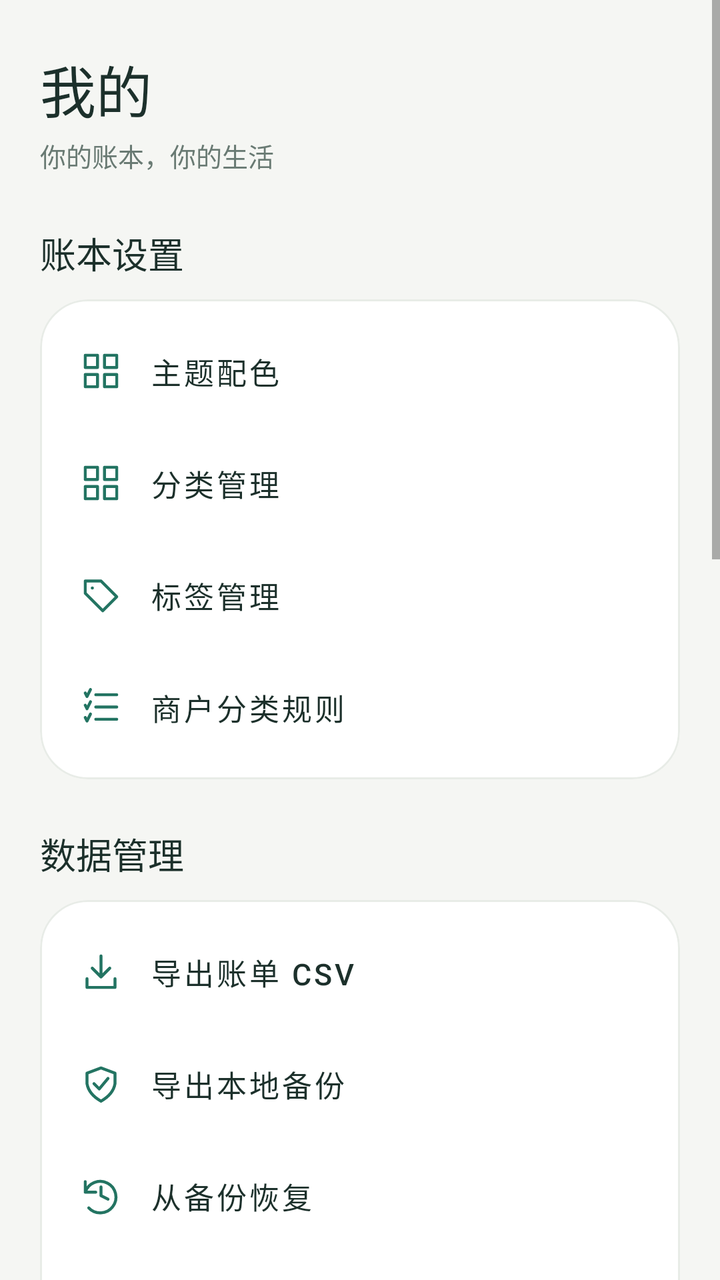
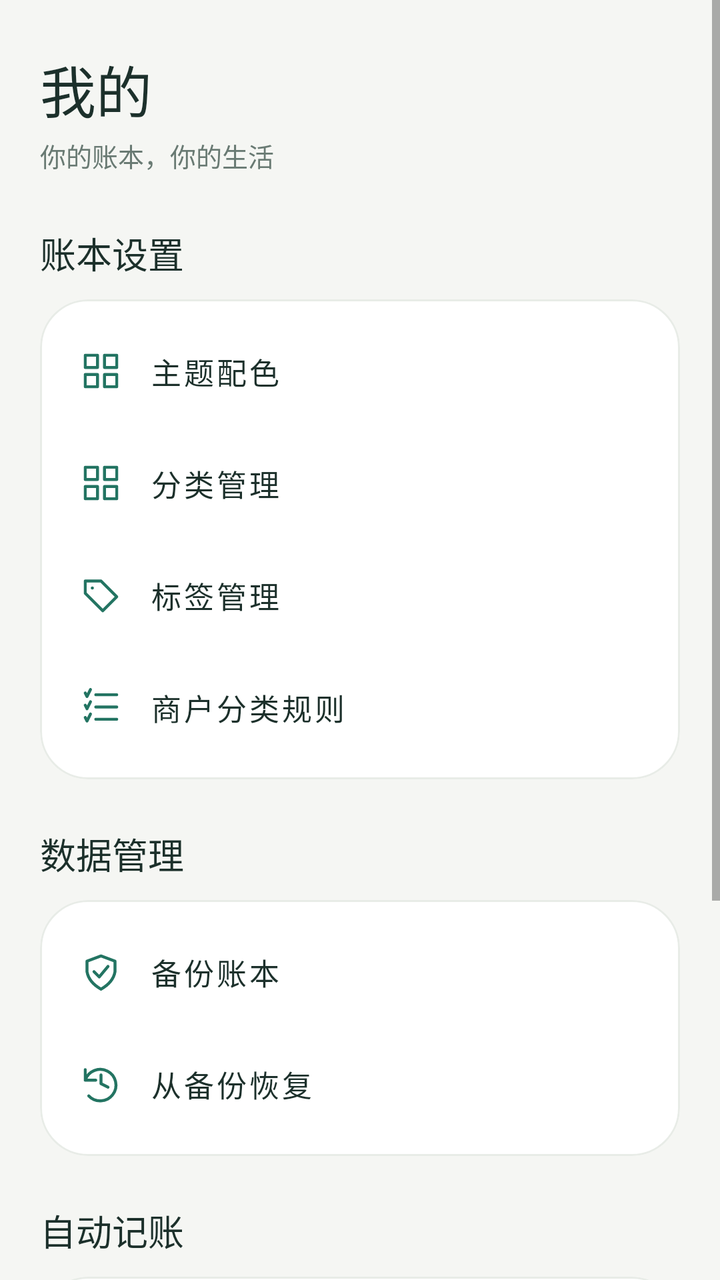

Two renders of the same Android screen: before a commit and after it. Below are the layout's source before the change and the commit's diff.
<!-- AndroidManifest.xml: application theme Theme.LightLedger -->
<!-- res/layout/fragment_settings.xml -->
<?xml version="1.0" encoding="utf-8"?>
<ScrollView xmlns:android="http://schemas.android.com/apk/res/android" xmlns:app="http://schemas.android.com/apk/res-auto" android:layout_width="match_parent" android:layout_height="match_parent" android:fillViewport="true" android:background="?attr/ledgerBackground">
    <LinearLayout android:layout_width="match_parent" android:layout_height="wrap_content" android:orientation="vertical" android:padding="@dimen/ledger_page_gutter">
        <TextView style="@style/LedgerPageTitle" android:layout_width="match_parent" android:layout_height="wrap_content" android:layout_marginTop="4dp" android:text="我的" />
        <TextView style="@style/LedgerCaption" android:layout_width="match_parent" android:layout_height="wrap_content" android:layout_marginTop="3dp" android:text="你的账本，你的生活" />
        <TextView style="@style/LedgerSectionTitle" android:layout_width="match_parent" android:layout_height="wrap_content" android:layout_marginTop="26dp" android:layout_marginBottom="10dp" android:text="账本设置" />
        <com.google.android.material.card.MaterialCardView style="@style/LedgerCard" android:layout_width="match_parent" android:layout_height="wrap_content">
            <LinearLayout android:layout_width="match_parent" android:layout_height="wrap_content" android:orientation="vertical" android:padding="8dp">
                <com.google.android.material.button.MaterialButton android:id="@+id/themeSettings" app:icon="@drawable/ic_grid" style="@style/LedgerSettingsRow" android:layout_width="match_parent" android:layout_height="wrap_content" android:text="主题配色" />
                <com.google.android.material.button.MaterialButton android:id="@+id/manageCategories" app:icon="@drawable/ic_grid" style="@style/LedgerSettingsRow" android:layout_width="match_parent" android:layout_height="wrap_content" android:gravity="start|center_vertical" android:text="分类管理" />
                <com.google.android.material.button.MaterialButton android:id="@+id/manageTags" app:icon="@drawable/ic_tag" style="@style/LedgerSettingsRow" android:layout_width="match_parent" android:layout_height="wrap_content" android:gravity="start|center_vertical" android:text="标签管理" />
                <com.google.android.material.button.MaterialButton android:id="@+id/manageMerchantRules" app:icon="@drawable/ic_rule" style="@style/LedgerSettingsRow" android:layout_width="match_parent" android:layout_height="wrap_content" android:gravity="start|center_vertical" android:text="商户分类规则" />
            </LinearLayout>
        </com.google.android.material.card.MaterialCardView>
        <TextView style="@style/LedgerSectionTitle" android:layout_width="match_parent" android:layout_height="wrap_content" android:layout_marginTop="24dp" android:layout_marginBottom="10dp" android:text="数据管理" />
        <com.google.android.material.card.MaterialCardView style="@style/LedgerCard" android:layout_width="match_parent" android:layout_height="wrap_content">
            <LinearLayout android:layout_width="match_parent" android:layout_height="wrap_content" android:orientation="vertical" android:padding="8dp">
                <com.google.android.material.button.MaterialButton android:id="@+id/exportCsv" app:icon="@drawable/ic_download" style="@style/LedgerSettingsRow" android:layout_width="match_parent" android:layout_height="wrap_content" android:gravity="start|center_vertical" android:text="导出账单 CSV" />
                <com.google.android.material.button.MaterialButton android:id="@+id/exportBackup" app:icon="@drawable/ic_shield" style="@style/LedgerSettingsRow" android:layout_width="match_parent" android:layout_height="wrap_content" android:gravity="start|center_vertical" android:text="导出本地备份" />
                <com.google.android.material.button.MaterialButton android:id="@+id/importBackup" app:icon="@drawable/ic_restore" style="@style/LedgerSettingsRow" android:layout_width="match_parent" android:layout_height="wrap_content" android:gravity="start|center_vertical" android:text="从备份恢复" />
                <com.google.android.material.button.MaterialButton android:id="@+id/importHistory" app:icon="@drawable/ic_download" style="@style/LedgerSettingsRow" android:layout_width="match_parent" android:layout_height="wrap_content" android:text="追加导入历史账单" />
            </LinearLayout>
        </com.google.android.material.card.MaterialCardView>
        <TextView style="@style/LedgerSectionTitle" android:layout_width="match_parent" android:layout_height="wrap_content" android:layout_marginTop="24dp" android:layout_marginBottom="10dp" android:text="自动记账" />
        <com.google.android.material.card.MaterialCardView style="@style/LedgerCard" android:layout_width="match_parent" android:layout_height="wrap_content">
            <LinearLayout android:layout_width="match_parent" android:layout_height="wrap_content" android:orientation="vertical" android:padding="16dp">
                <TextView android:id="@+id/notificationStatus" android:layout_width="match_parent" android:layout_height="wrap_content" android:text="通知自动记账：未开启" android:textColor="?attr/colorOnSurface" android:textSize="15sp" android:textStyle="bold" />
                <TextView android:id="@+id/notificationDiagnostic" style="@style/LedgerCaption" android:layout_width="match_parent" android:layout_height="wrap_content" android:layout_marginTop="8dp" android:text="正在检查监听状态…" />
                <com.google.android.material.button.MaterialButton android:id="@+id/refreshNotificationDiagnostic" style="@style/LedgerTextButton" android:layout_width="wrap_content" android:layout_height="wrap_content" android:text="刷新诊断" />
                <com.google.android.material.button.MaterialButton android:id="@+id/notificationSettings" style="@style/LedgerOutlineButton" android:layout_width="match_parent" android:layout_height="wrap_content" android:layout_marginTop="8dp" android:text="开启或管理自动记账权限" />
                <TextView android:id="@+id/quickNotificationStatus" android:layout_width="match_parent" android:layout_height="wrap_content" android:layout_marginTop="16dp" android:text="快捷分类通知：未开启" android:textColor="?attr/colorOnSurface" android:textSize="15sp" android:textStyle="bold" />
                <com.google.android.material.button.MaterialButton android:id="@+id/quickNotificationSettings" style="@style/LedgerOutlineButton" android:layout_width="match_parent" android:layout_height="wrap_content" android:layout_marginTop="8dp" android:text="快捷分类通知设置" />
            </LinearLayout>
        </com.google.android.material.card.MaterialCardView>
        <TextView style="@style/LedgerSectionTitle" android:layout_width="match_parent" android:layout_height="wrap_content" android:layout_marginTop="24dp" android:layout_marginBottom="10dp" android:text="漏记检测" />
        <com.google.android.material.card.MaterialCardView style="@style/LedgerCard" android:layout_width="match_parent" android:layout_height="wrap_content">
            <LinearLayout android:layout_width="match_parent" android:layout_height="wrap_content" android:orientation="vertical" android:padding="16dp">
                <com.google.android.material.switchmaterial.SwitchMaterial android:id="@+id/captureSamples" android:layout_width="match_parent" android:layout_height="wrap_content" android:minHeight="48dp" android:text="保存支付相关通知样本" android:textSize="14sp" android:textColor="?attr/colorOnSurface" />
                <TextView style="@style/LedgerCaption" android:layout_width="match_parent" android:layout_height="wrap_content" android:text="有漏记时开启。样本可能含金额、姓名和通知文字，仅在本机保存，可随时清空。" />
                <TextView android:id="@+id/sampleStatus" style="@style/LedgerCaption" android:layout_width="match_parent" android:layout_height="wrap_content" android:layout_marginTop="8dp" android:text="样本记录未开启" />
                <com.google.android.material.button.MaterialButton android:id="@+id/inspectNotifications" style="@style/LedgerOutlineButton" android:layout_width="match_parent" android:layout_height="wrap_content" android:layout_marginTop="8dp" android:text="检测当前通知" />
                <com.google.android.material.button.MaterialButton android:id="@+id/exportDetection" style="@style/LedgerOutlineButton" android:layout_width="match_parent" android:layout_height="wrap_content" android:text="导出检测报告" />
                <com.google.android.material.button.MaterialButton android:id="@+id/clearSamples" style="@style/LedgerTextButton" android:layout_width="match_parent" android:layout_height="wrap_content" android:text="清空通知样本" />
            </LinearLayout>
        </com.google.android.material.card.MaterialCardView>
        <TextView style="@style/LedgerCaption" android:layout_width="match_parent" android:layout_height="wrap_content" android:layout_marginTop="20dp" android:gravity="center" android:text="轻账本 · 本机存储，离线使用" />
    </LinearLayout>
</ScrollView>
<!-- resources referenced by this layout -->
<resources>
  <dimen name="ledger_page_gutter">20dp</dimen>
  <!-- drawable ic_download (drawable) -->
  <vector xmlns:android="http://schemas.android.com/apk/res/android" android:width="24dp" android:height="24dp" android:viewportWidth="24" android:viewportHeight="24"><path android:pathData="M12,3 L12,15 M7,10 L12,15 L17,10 M4,16 L4,21 L20,21 L20,16" android:fillColor="@android:color/transparent" android:strokeColor="?attr/colorPrimary" android:strokeWidth="1.7" android:strokeLineCap="round" android:strokeLineJoin="round"/></vector>
  <!-- drawable ic_tag (drawable) -->
  <vector xmlns:android="http://schemas.android.com/apk/res/android" android:width="24dp" android:height="24dp" android:viewportWidth="24" android:viewportHeight="24"><path android:pathData="M3,4 L12,4 L21,13 L13,21 L3,11 Z M7,8 L7.1,8" android:fillColor="@android:color/transparent" android:strokeColor="?attr/colorPrimary" android:strokeWidth="1.7" android:strokeLineCap="round" android:strokeLineJoin="round"/></vector>
  <style name="LedgerCaption"><item name="android:textColor">?attr/ledgerMuted</item><item name="android:textSize">13sp</item><item name="android:lineSpacingExtra">3dp</item></style>
  <style name="LedgerCard" parent="Widget.MaterialComponents.CardView">
          <item name="cardCornerRadius">24dp</item><item name="cardElevation">0dp</item><item name="cardBackgroundColor">@color/white</item>
          <item name="strokeColor">?attr/ledgerBorder</item><item name="strokeWidth">1dp</item>
      </style>
  <style name="LedgerPageTitle"><item name="android:textColor">?attr/colorOnSurface</item><item name="android:textSize">28sp</item><item name="android:fontFamily">sans-serif-medium</item></style>
  <style name="LedgerSectionTitle"><item name="android:textColor">?attr/colorOnSurface</item><item name="android:textSize">18sp</item><item name="android:fontFamily">sans-serif-medium</item></style>
  <style name="LedgerSettingsRow" parent="LedgerTextButton">
          <item name="android:minHeight">56dp</item><item name="android:gravity">start|center_vertical</item><item name="android:textColor">?attr/colorOnSurface</item>
          <item name="android:textSize">15sp</item><item name="android:paddingHorizontal">12dp</item><item name="iconSize">21dp</item><item name="iconPadding">14dp</item><item name="iconGravity">textStart</item>
      </style>
  <style name="LedgerTextButton" parent="Widget.MaterialComponents.Button.TextButton">
          <item name="android:minHeight">48dp</item><item name="android:textAllCaps">false</item><item name="android:textSize">14sp</item><item name="cornerRadius">12dp</item>
      </style>
  <color name="white">#FFFFFF</color>
  <color name="ledger_teal">#237462</color>
  <color name="ledger_teal_dark">#184D40</color>
  <color name="ledger_ink">#1C302B</color>
  <color name="ledger_background">#F5F6F3</color>
  <color name="ledger_teal_soft">#E5F1EA</color>
  <color name="ledger_muted">#697A73</color>
  <color name="ledger_border">#E8ECE7</color>
  <style name="LedgerButton" parent="Widget.MaterialComponents.Button">
          <item name="cornerRadius">16dp</item><item name="android:minHeight">52dp</item><item name="android:textAllCaps">false</item>
          <item name="android:textSize">15sp</item><item name="android:fontFamily">sans-serif-medium</item><item name="android:paddingHorizontal">16dp</item>
          <item name="android:insetTop">3dp</item><item name="android:insetBottom">3dp</item>
      </style>
  <style name="LedgerInput" parent="Widget.MaterialComponents.TextInputLayout.OutlinedBox">
          <item name="boxCornerRadiusTopStart">14dp</item><item name="boxCornerRadiusTopEnd">14dp</item><item name="boxCornerRadiusBottomStart">14dp</item><item name="boxCornerRadiusBottomEnd">14dp</item>
          <item name="boxBackgroundColor">@color/white</item><item name="boxStrokeColor">?attr/colorPrimary</item>
      </style>
  <!-- unchanged entries left out for length: 6 -->
</resources>

<!-- the commit's change to res/layout/fragment_settings.xml (unified diff, before → after) -->
@@ -15,34 +15,19 @@
         <TextView style="@style/LedgerSectionTitle" android:layout_width="match_parent" android:layout_height="wrap_content" android:layout_marginTop="24dp" android:layout_marginBottom="10dp" android:text="数据管理" />
         <com.google.android.material.card.MaterialCardView style="@style/LedgerCard" android:layout_width="match_parent" android:layout_height="wrap_content">
             <LinearLayout android:layout_width="match_parent" android:layout_height="wrap_content" android:orientation="vertical" android:padding="8dp">
-                <com.google.android.material.button.MaterialButton android:id="@+id/exportCsv" app:icon="@drawable/ic_download" style="@style/LedgerSettingsRow" android:layout_width="match_parent" android:layout_height="wrap_content" android:gravity="start|center_vertical" android:text="导出账单 CSV" />
-                <com.google.android.material.button.MaterialButton android:id="@+id/exportBackup" app:icon="@drawable/ic_shield" style="@style/LedgerSettingsRow" android:layout_width="match_parent" android:layout_height="wrap_content" android:gravity="start|center_vertical" android:text="导出本地备份" />
+                <com.google.android.material.button.MaterialButton android:id="@+id/exportBackup" app:icon="@drawable/ic_shield" style="@style/LedgerSettingsRow" android:layout_width="match_parent" android:layout_height="wrap_content" android:gravity="start|center_vertical" android:text="备份账本" />
                 <com.google.android.material.button.MaterialButton android:id="@+id/importBackup" app:icon="@drawable/ic_restore" style="@style/LedgerSettingsRow" android:layout_width="match_parent" android:layout_height="wrap_content" android:gravity="start|center_vertical" android:text="从备份恢复" />
-                <com.google.android.material.button.MaterialButton android:id="@+id/importHistory" app:icon="@drawable/ic_download" style="@style/LedgerSettingsRow" android:layout_width="match_parent" android:layout_height="wrap_content" android:text="追加导入历史账单" />
             </LinearLayout>
         </com.google.android.material.card.MaterialCardView>
         <TextView style="@style/LedgerSectionTitle" android:layout_width="match_parent" android:layout_height="wrap_content" android:layout_marginTop="24dp" android:layout_marginBottom="10dp" android:text="自动记账" />
         <com.google.android.material.card.MaterialCardView style="@style/LedgerCard" android:layout_width="match_parent" android:layout_height="wrap_content">
             <LinearLayout android:layout_width="match_parent" android:layout_height="wrap_content" android:orientation="vertical" android:padding="16dp">
                 <TextView android:id="@+id/notificationStatus" android:layout_width="match_parent" android:layout_height="wrap_content" android:text="通知自动记账：未开启" android:textColor="?attr/colorOnSurface" android:textSize="15sp" android:textStyle="bold" />
-                <TextView android:id="@+id/notificationDiagnostic" style="@style/LedgerCaption" android:layout_width="match_parent" android:layout_height="wrap_content" android:layout_marginTop="8dp" android:text="正在检查监听状态…" />
-                <com.google.android.material.button.MaterialButton android:id="@+id/refreshNotificationDiagnostic" style="@style/LedgerTextButton" android:layout_width="wrap_content" android:layout_height="wrap_content" android:text="刷新诊断" />
                 <com.google.android.material.button.MaterialButton android:id="@+id/notificationSettings" style="@style/LedgerOutlineButton" android:layout_width="match_parent" android:layout_height="wrap_content" android:layout_marginTop="8dp" android:text="开启或管理自动记账权限" />
                 <TextView android:id="@+id/quickNotificationStatus" android:layout_width="match_parent" android:layout_height="wrap_content" android:layout_marginTop="16dp" android:text="快捷分类通知：未开启" android:textColor="?attr/colorOnSurface" android:textSize="15sp" android:textStyle="bold" />
                 <com.google.android.material.button.MaterialButton android:id="@+id/quickNotificationSettings" style="@style/LedgerOutlineButton" android:layout_width="match_parent" android:layout_height="wrap_content" android:layout_marginTop="8dp" android:text="快捷分类通知设置" />
             </LinearLayout>
         </com.google.android.material.card.MaterialCardView>
-        <TextView style="@style/LedgerSectionTitle" android:layout_width="match_parent" android:layout_height="wrap_content" android:layout_marginTop="24dp" android:layout_marginBottom="10dp" android:text="漏记检测" />
-        <com.google.android.material.card.MaterialCardView style="@style/LedgerCard" android:layout_width="match_parent" android:layout_height="wrap_content">
-            <LinearLayout android:layout_width="match_parent" android:layout_height="wrap_content" android:orientation="vertical" android:padding="16dp">
-                <com.google.android.material.switchmaterial.SwitchMaterial android:id="@+id/captureSamples" android:layout_width="match_parent" android:layout_height="wrap_content" android:minHeight="48dp" android:text="保存支付相关通知样本" android:textSize="14sp" android:textColor="?attr/colorOnSurface" />
-                <TextView style="@style/LedgerCaption" android:layout_width="match_parent" android:layout_height="wrap_content" android:text="有漏记时开启。样本可能含金额、姓名和通知文字，仅在本机保存，可随时清空。" />
-                <TextView android:id="@+id/sampleStatus" style="@style/LedgerCaption" android:layout_width="match_parent" android:layout_height="wrap_content" android:layout_marginTop="8dp" android:text="样本记录未开启" />
-                <com.google.android.material.button.MaterialButton android:id="@+id/inspectNotifications" style="@style/LedgerOutlineButton" android:layout_width="match_parent" android:layout_height="wrap_content" android:layout_marginTop="8dp" android:text="检测当前通知" />
-                <com.google.android.material.button.MaterialButton android:id="@+id/exportDetection" style="@style/LedgerOutlineButton" android:layout_width="match_parent" android:layout_height="wrap_content" android:text="导出检测报告" />
-                <com.google.android.material.button.MaterialButton android:id="@+id/clearSamples" style="@style/LedgerTextButton" android:layout_width="match_parent" android:layout_height="wrap_content" android:text="清空通知样本" />
-            </LinearLayout>
-        </com.google.android.material.card.MaterialCardView>
         <TextView style="@style/LedgerCaption" android:layout_width="match_parent" android:layout_height="wrap_content" android:layout_marginTop="20dp" android:gravity="center" android:text="轻账本 · 本机存储，离线使用" />
     </LinearLayout>
 </ScrollView>
<!-- resource entries referenced after the edit -->
@@ -1,8 +1,6 @@
 <!-- resources referenced by this layout -->
 <resources>
   <dimen name="ledger_page_gutter">20dp</dimen>
-  <!-- drawable ic_download (drawable) -->
-  <vector xmlns:android="http://schemas.android.com/apk/res/android" android:width="24dp" android:height="24dp" android:viewportWidth="24" android:viewportHeight="24"><path android:pathData="M12,3 L12,15 M7,10 L12,15 L17,10 M4,16 L4,21 L20,21 L20,16" android:fillColor="@android:color/transparent" android:strokeColor="?attr/colorPrimary" android:strokeWidth="1.7" android:strokeLineCap="round" android:strokeLineJoin="round"/></vector>
   <!-- drawable ic_tag (drawable) -->
   <vector xmlns:android="http://schemas.android.com/apk/res/android" android:width="24dp" android:height="24dp" android:viewportWidth="24" android:viewportHeight="24"><path android:pathData="M3,4 L12,4 L21,13 L13,21 L3,11 Z M7,8 L7.1,8" android:fillColor="@android:color/transparent" android:strokeColor="?attr/colorPrimary" android:strokeWidth="1.7" android:strokeLineCap="round" android:strokeLineJoin="round"/></vector>
   <style name="LedgerCaption"><item name="android:textColor">?attr/ledgerMuted</item><item name="android:textSize">13sp</item><item name="android:lineSpacingExtra">3dp</item></style>
